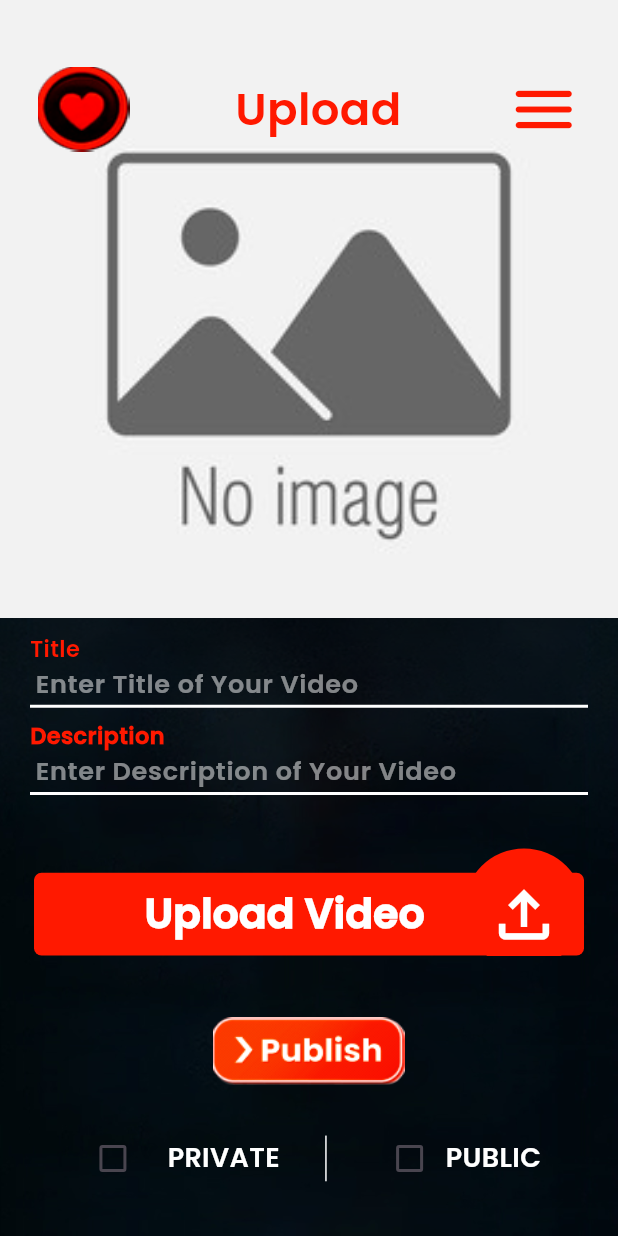
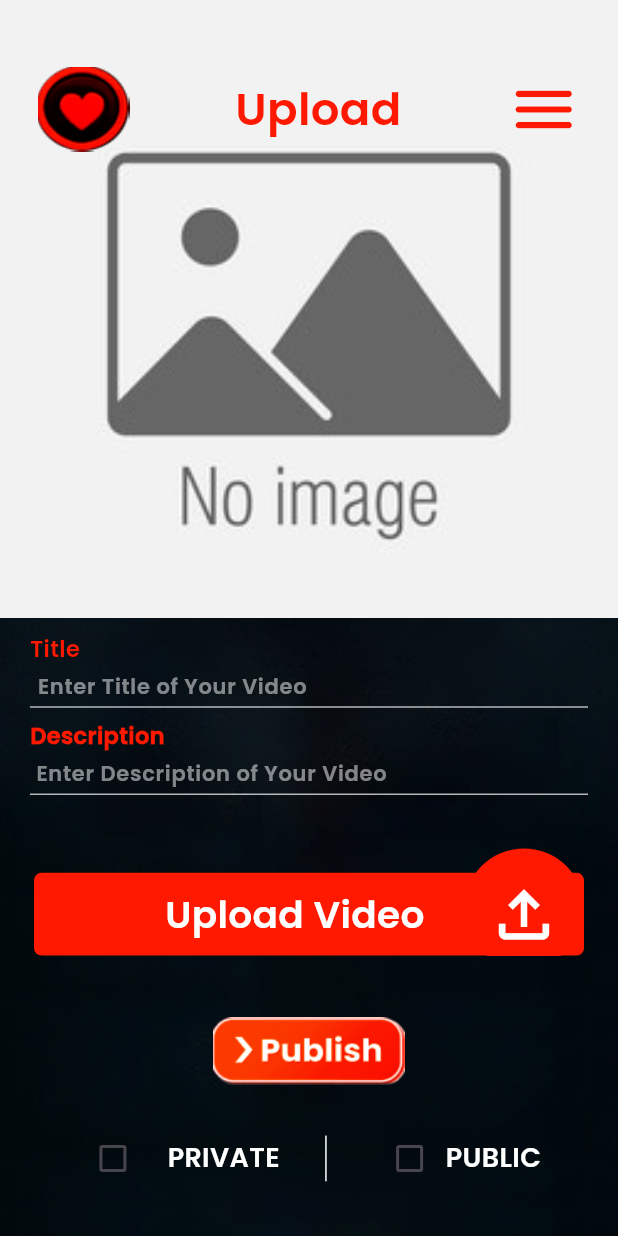
Before and after one commit to ToobitechAdmin/Hide-And-Squeaks-App, a Flutter app: the UploadScreen screen opened directly, on a phone screen of 412 x 824 dp. Run offline on Flutter 3.47's test engine with Material 3 defaults, Android fonts, the light colour scheme and no system bars; our stand-ins replace audioplayers, chewie, firebase_auth, firebase_core, get, get_storage and 5 more; missing offline and left inert: app_settings, flutter_facebook_auth, flutter_sound, gradient_slider, perfect_volume_control, video_thumbnail; accounts and stored records are empty; network calls fail.

Commit message:
android final

```diff
--- a/lib/components/custom_auth.dart
+++ b/lib/components/custom_auth.dart
@@ -6,7 +6,7 @@ class CustomAuth extends StatelessWidget {
   final String assetpath;
   final VoidCallback onTap;
 
-  CustomAuth({required this.assetpath, required this.onTap});
+  const CustomAuth({super.key, required this.assetpath, required this.onTap});
 
   @override
   Widget build(BuildContext context) {
@@ -22,6 +22,8 @@ class CustomAuth extends StatelessWidget {
 }
 
 class CustomContainer extends StatelessWidget {
+  const CustomContainer({super.key});
+
   @override
   Widget build(BuildContext context) {
     return Padding(
--- a/lib/models/video_model.dart
+++ b/lib/models/video_model.dart
@@ -1,7 +1,7 @@
 
 
 
-import 'package:squeak/Local%20Storage/global_variable.dart';
+
 
 class VideoModel {
   int? id;
--- a/lib/view/policy_screen.dart
+++ b/lib/view/policy_screen.dart
@@ -55,8 +55,8 @@ class _TextScreenState extends State<TextScreen> {
                    controller.para.value.toString(),
                     textAlign: TextAlign.justify,
                     style: TextStyle(
-                        fontSize: 16,
-                        fontWeight: FontWeight.w400,
+                        fontSize: 14,
+                        fontWeight: FontWeight.normal,
                         color:AppColors.whitecolor,
                         height: 1.45),
                   ),)
--- a/lib/view/video_upload_screen.dart
+++ b/lib/view/video_upload_screen.dart
@@ -23,6 +23,13 @@ class _UploadScreenState extends State<UploadScreen> {
 
   TextEditingController titleController = TextEditingController();
   TextEditingController descriptionController = TextEditingController();
+
+  @override
+  void dispose() {
+    super.dispose();
+    titleController.clear();
+    descriptionController.clear();
+  }
 
   @override
   Widget build(BuildContext context) {
@@ -89,22 +96,21 @@ class _UploadScreenState extends State<UploadScreen> {
                       ),
                       decoration: InputDecoration(
                           contentPadding: const EdgeInsets.symmetric(
-                              horizontal: 3.5, vertical: 7),
+                              horizontal: 5, vertical: 10),
                           hintText: "Enter Title of Your Video",
-                          border: InputBorder.none, // Set the border to none
+                          border: InputBorder.none,
                           focusedBorder: UnderlineInputBorder(
                               borderSide: BorderSide(
-                                  color: AppColors.whitecolor, width: 2)),
+                                  color: AppColors.whitecolor, width: 1)),
                           enabledBorder: UnderlineInputBorder(
                             borderSide: BorderSide(
-                                color: AppColors.whitecolor,
-                                width: 2), // Change color as needed
+                                color: AppColors.whitecolor.withOpacity(0.7), width: 1),
                           ),
                           focusColor: Colors.transparent,
                           hintStyle: TextStyle(
-                            fontSize: 17,
+                            fontSize: 14,
                             color: AppColors.whitecolor.withOpacity(0.5),
-                            fontWeight: FontWeight.w400,
+                            fontWeight: FontWeight.normal,
                           ),
                           constraints: BoxConstraints.tightFor(
                               height: Get.height * 0.035)),
@@ -132,22 +138,21 @@ class _UploadScreenState extends State<UploadScreen> {
                       ),
                       decoration: InputDecoration(
                           contentPadding: const EdgeInsets.symmetric(
-                              horizontal: 3.5, vertical: 7),
+                              horizontal: 4, vertical: 10),
                           hintText: "Enter Description of Your Video",
                           border: InputBorder.none,
                           focusedBorder: UnderlineInputBorder(
                               borderSide: BorderSide(
-                                  color: AppColors.whitecolor, width: 2)),
+                                  color: AppColors.whitecolor, width: 1)),
                           enabledBorder: UnderlineInputBorder(
                             borderSide: BorderSide(
-                                color: AppColors.whitecolor,
-                                width: 2),
+                                color: AppColors.whitecolor.withOpacity(0.7), width: 1),
                           ),
                           focusColor: Colors.transparent,
                           hintStyle: TextStyle(
-                            fontSize: 17,
+                            fontSize: 14,
                             color: AppColors.whitecolor.withOpacity(0.5),
-                            fontWeight: FontWeight.w400,
+                            fontWeight: FontWeight.normal,
                           ),
                           constraints: BoxConstraints.tightFor(
                               height: Get.height * 0.035)),
@@ -194,8 +199,8 @@ class _UploadScreenState extends State<UploadScreen> {
                                     "Upload Video",
                                     style: TextStyle(
                                         color: AppColors.whitecolor,
-                                        fontSize: 27,
-                                        fontWeight: FontWeight.w800),
+                                        fontSize: 25,
+                                        fontWeight: FontWeight.w600),
                                   ),
                                   SizedBox(
                                     width: Get.width * 0.1,
@@ -237,8 +242,8 @@ class _UploadScreenState extends State<UploadScreen> {
                               thumbnail: controller.thumbnailFile.value!.path,
                               file_path: controller.videofile.value!.path);
                           controller.postVideo(model);
-                          titleController.clear();
-                          descriptionController.clear();
+                          // titleController.clear();
+                          // descriptionController.clear();
                         } else if (controller.videofile.value == null) {
                           showInSnackBar("Select a video to upload",
                               color: AppColors.errorcolor);
```
Also changed, not shown: lib/view/audio_play_screen.dart (+22 -23 lines), lib/view/setting_screen.dart (+4 -4 lines), lib/view/video_player.dart (+25 -19 lines).
